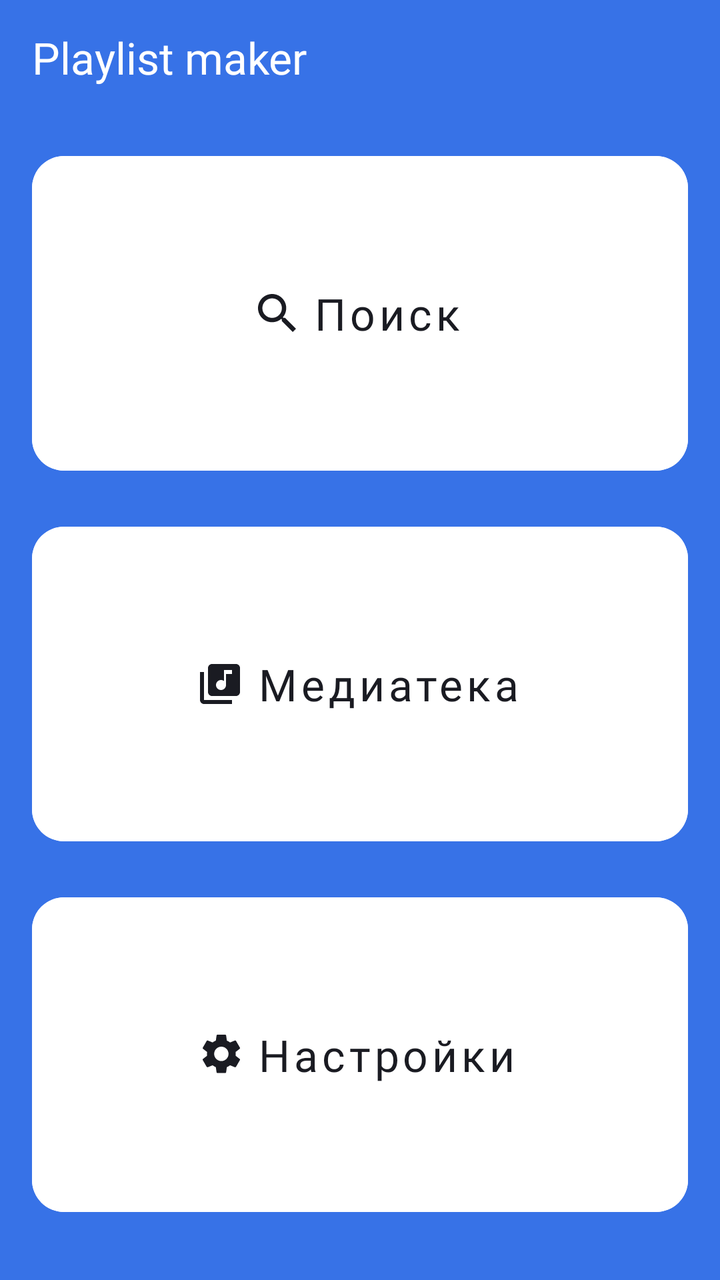
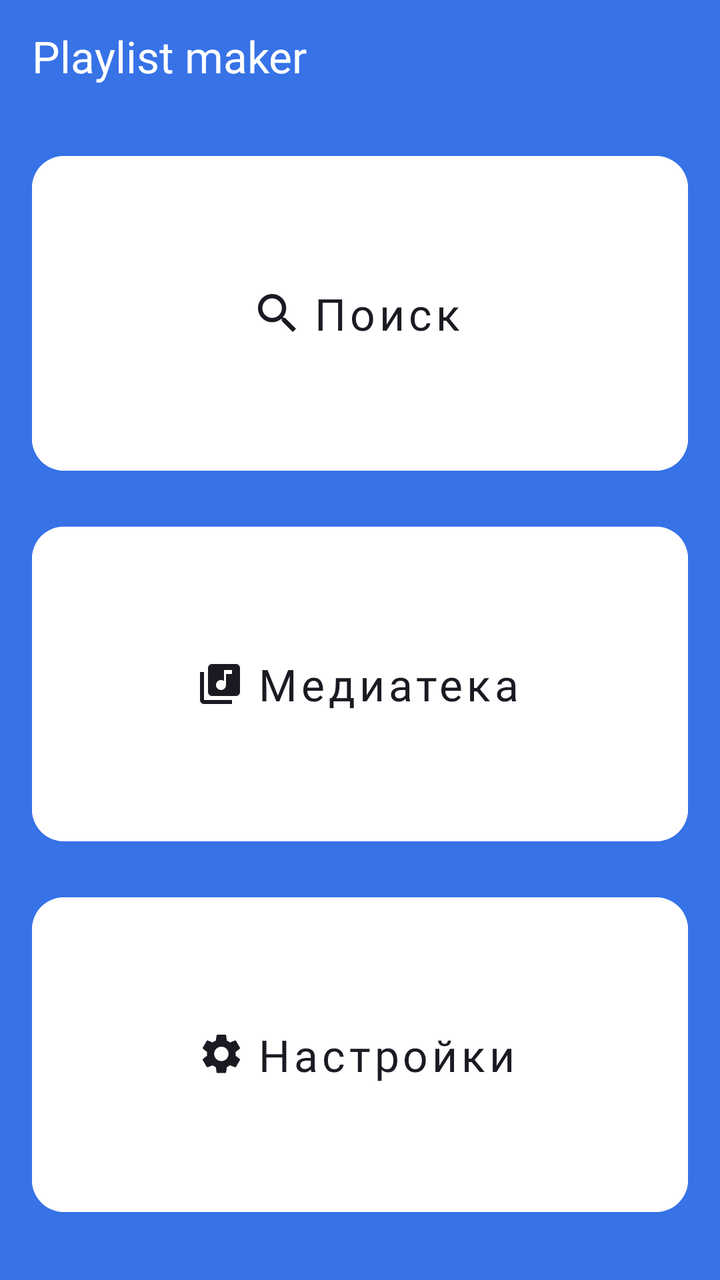

Before-and-after screenshots of an Android layout around one commit, followed by the original layout XML and the change that was made.
<!-- AndroidManifest.xml: application theme Theme.PlaylistMaker -->
<!-- res/layout/activity_main.xml -->
<?xml version="1.0" encoding="utf-8"?>
<LinearLayout xmlns:android="http://schemas.android.com/apk/res/android"
    xmlns:app="http://schemas.android.com/apk/res-auto"
    android:id="@+id/main"
    style="@style/MainMain"
    android:orientation="vertical">

    <FrameLayout
        android:layout_width="match_parent"
        android:layout_height="56dp">

        <TextView
            android:layout_width="wrap_content"
            android:layout_height="wrap_content"
            android:layout_marginStart="16dp"
            android:layout_marginTop="14dp"
            android:fontFamily="@font/ys_display_medium"
            android:text="@string/app_name"
            android:textColor="@color/white"
            android:textFontWeight="500"
            android:textSize="@dimen/main_size" />

    </FrameLayout>

    <Button
        android:id="@+id/search"
        style="@style/MainActivityButton"
        android:layout_marginTop="16dp"
        android:text="@string/search"
        app:icon="@drawable/vector" />

    <Button
        android:id="@+id/media"
        style="@style/MainActivityButton"
        android:text="@string/media"
        app:icon="@drawable/media" />

    <Button
        android:id="@+id/setting"
        style="@style/MainActivityButton"
        android:layout_marginBottom="28dp"
        android:text="@string/setting"
        app:icon="@drawable/group" />

</LinearLayout>
<!-- resources referenced by this layout -->
<resources>
  <color name="white">#FFFFFF</color>
  <dimen name="main_size">22sp</dimen>
  <!-- drawable media (drawable) -->
  <vector xmlns:android="http://schemas.android.com/apk/res/android"
      android:width="20dp"
      android:height="20dp"
      android:viewportWidth="20"
      android:viewportHeight="20">
    <path
        android:pathData="M18,0H6C4.9,0 4,0.9 4,2V14C4,15.1 4.9,16 6,16H18C19.1,16 20,15.1 20,14V2C20,0.9 19.1,0 18,0ZM16,5H13V10.5C13,11.88 11.88,13 10.5,13C9.12,13 8,11.88 8,10.5C8,9.12 9.12,8 10.5,8C11.07,8 11.58,8.19 12,8.51V3H16V5ZM2,4H0V18C0,19.1 0.9,20 2,20H16V18H2V4Z"
        android:fillColor="#1A1B22"/>
  </vector>
  <!-- drawable vector (drawable) -->
  <vector xmlns:android="http://schemas.android.com/apk/res/android"
      android:width="19dp"
      android:height="19dp"
      android:viewportWidth="19"
      android:viewportHeight="19">
    <path
        android:pathData="M13.579,11.95H12.721L12.417,11.656C13.481,10.418 14.122,8.81 14.122,7.061C14.122,3.161 10.961,0 7.061,0C3.161,0 0,3.161 0,7.061C0,10.961 3.161,14.122 7.061,14.122C8.81,14.122 10.418,13.481 11.656,12.417L11.95,12.721V13.579L17.381,19L19,17.381L13.579,11.95ZM7.061,11.95C4.356,11.95 2.173,9.766 2.173,7.061C2.173,4.356 4.356,2.173 7.061,2.173C9.766,2.173 11.95,4.356 11.95,7.061C11.95,9.766 9.766,11.95 7.061,11.95Z"
        android:fillColor="#1A1B22"/>
  </vector>
  <string name="app_name">Playlist maker</string>
  <string name="media">Медиатека</string>
  <string name="search">Поиск</string>
  <string name="setting">Настройки</string>
  <style name="MainActivityButton" parent="Widget.MaterialComponents.Button.UnelevatedButton">
          <item name="android:layout_width">match_parent</item>
          <item name="android:layout_height">0dp</item>
          <item name="android:layout_weight">1</item>
          <item name="android:backgroundTint">?attr/colorSurface</item>
          <item name="android:layout_marginTop">8dp</item>
          <item name="android:layout_marginBottom">8dp</item>
          <item name="android:textAllCaps">false</item>
          <item name="android:textColor">?attr/colorOnSurface</item>
          <item name="android:textSize">22sp</item>
          <item name="cornerRadius">@dimen/main_but_rad</item>
          <item name="iconGravity">textStart</item>
          <item name="iconPadding">@dimen/icon_padding</item>
          <item name="iconTint">?attr/colorOnSurface</item>
          <item name="android:fontFamily">@font/ys_display_medium</item>
          <item name="android:textFontWeight">500</item>
          <item name="android:elevation">0dp</item>
          <item name="android:stateListAnimator">@null</item>
          <item name="android:layout_marginHorizontal">16dp</item>
      </style>
  <style name="MainMain">
          <item name="android:layout_width">match_parent</item>
          <item name="android:layout_height">match_parent</item>
          <item name="android:background">@color/main_back</item>
      </style>
  <style name="Theme.PlaylistMaker" parent="Base.Theme.PlaylistMaker">
          <item name="colorSurface">@color/white</item>
          <item name="colorOnSurface">@color/YP_Black</item>
          <item name="android:forceDarkAllowed">false</item>
      </style>
  <dimen name="main_but_rad">16dp</dimen>
  <dimen name="icon_padding">8dp</dimen>
  <color name="main_back">#3772E7</color>
  <style name="Base.Theme.PlaylistMaker" parent="Theme.MaterialComponents.DayNight.NoActionBar">
      </style>
  <color name="YP_Black">#1A1B22</color>
  <!-- unchanged entries left out for length: 1 -->
</resources>

<!-- the commit's change to res/layout/activity_main.xml (unified diff, before → after) -->
@@ -5,22 +5,13 @@
     style="@style/MainMain"
     android:orientation="vertical">
 
-    <FrameLayout
+    <com.google.android.material.appbar.MaterialToolbar
         android:layout_width="match_parent"
-        android:layout_height="56dp">
-
-        <TextView
-            android:layout_width="wrap_content"
-            android:layout_height="wrap_content"
-            android:layout_marginStart="16dp"
-            android:layout_marginTop="14dp"
-            android:fontFamily="@font/ys_display_medium"
-            android:text="@string/app_name"
-            android:textColor="@color/white"
-            android:textFontWeight="500"
-            android:textSize="@dimen/main_size" />
-
-    </FrameLayout>
+        android:layout_height="56dp"
+        app:title="@string/app_name"
+        app:titleTextAppearance="@style/Toolbar"
+        app:titleTextColor="@color/white"
+        />
 
     <Button
         android:id="@+id/search"
<!-- resource entries referenced after the edit -->
@@ -51,6 +51,12 @@
           <item name="android:layout_height">match_parent</item>
           <item name="android:background">@color/main_back</item>
       </style>
+  <style name="Toolbar">
+          <item name="fontFamily">@font/ys_display_medium</item>
+          <item name="android:textColor">@color/theme_text_activity</item>
+          <item name="android:textFontWeight">500</item>
+          <item name="android:textSize">@dimen/main_size</item>
+      </style>
   <style name="Theme.PlaylistMaker" parent="Base.Theme.PlaylistMaker">
           <item name="colorSurface">@color/white</item>
           <item name="colorOnSurface">@color/YP_Black</item>
@@ -59,6 +65,7 @@
   <dimen name="main_but_rad">16dp</dimen>
   <dimen name="icon_padding">8dp</dimen>
   <color name="main_back">#3772E7</color>
+  <color name="theme_text_activity">#1A1B22</color>
   <style name="Base.Theme.PlaylistMaker" parent="Theme.MaterialComponents.DayNight.NoActionBar">
       </style>
   <color name="YP_Black">#1A1B22</color>
